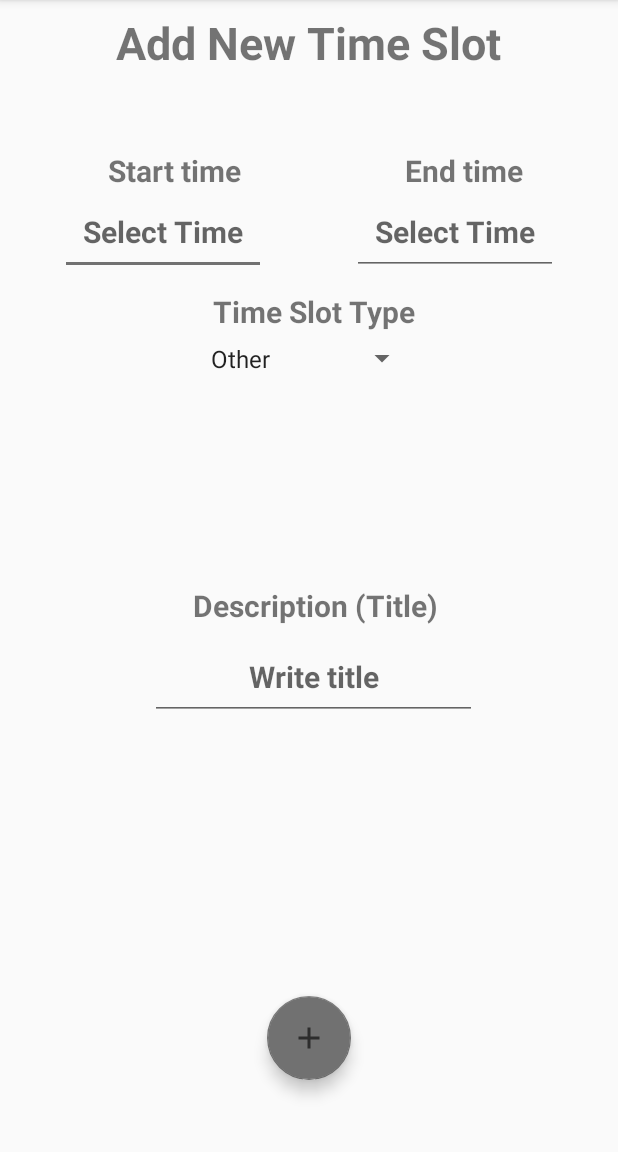
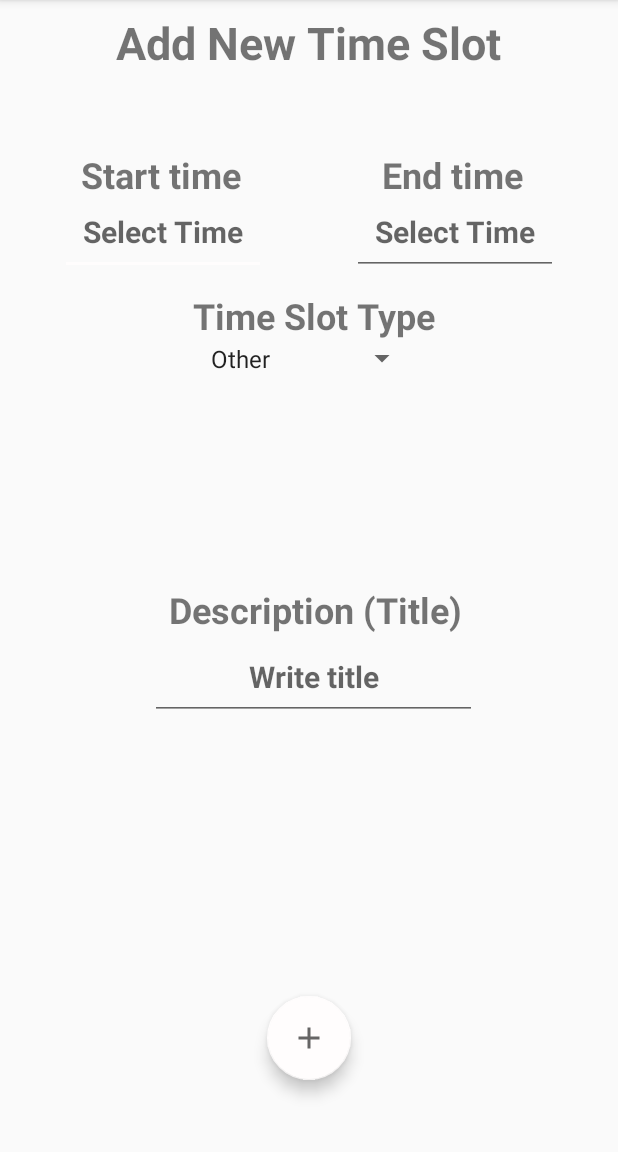
Before and after one commit to TomRoberts97/DayPlanner, an Android app: the screen it shows after launch (AddTimeSlotActivity), in the options menu, after a tap on "Add time slot", on a phone screen of 412 x 824 dp, the part 84-1236 px from its top. Run offline under Robolectric (Android 15) with nearby library versions, the phone set to English and light mode, and no system bars.

```diff
--- a/app/build.gradle
+++ b/app/build.gradle
@@ -29,6 +29,7 @@ dependencies {
     implementation 'androidx.recyclerview:recyclerview:1.1.0'
     implementation 'androidx.cardview:cardview:1.0.0'
     implementation 'com.google.android.material:material:1.2.0'
+    implementation 'com.google.code.gson:gson:2.8.6'
     testImplementation 'junit:junit:4.12'
     androidTestImplementation 'androidx.test.ext:junit:1.1.2'
     androidTestImplementation 'androidx.test.espresso:espresso-core:3.3.0'
--- a/app/src/main/java/com/tomrob/dayplanner/MainActivity.java
+++ b/app/src/main/java/com/tomrob/dayplanner/MainActivity.java
@@ -8,12 +8,17 @@ import androidx.recyclerview.widget.RecyclerView;
 
 import android.content.DialogInterface;
 import android.content.Intent;
+import android.content.SharedPreferences;
 import android.os.Bundle;
 import android.view.Menu;
 import android.view.MenuInflater;
 import android.view.MenuItem;
 import android.widget.Toast;
 
+import com.google.gson.Gson;
+import com.google.gson.reflect.TypeToken;
+
+import java.lang.reflect.Type;
 import java.sql.Time;
 import java.util.ArrayList;
 
@@ -62,10 +67,6 @@ public class MainActivity extends AppCompatActivity{
         }
          return false;
 
-
-            //insertItem();
-            //openDialog();
-            //return false;
     }
 
 
@@ -74,10 +75,9 @@ public class MainActivity extends AppCompatActivity{
     protected void onCreate(Bundle savedInstanceState) {
         super.onCreate(savedInstanceState);
         setContentView(R.layout.activity_main);
-        //mRecyclerView = findViewById(R.id.recyclerView);
-        //createTimeSlotList();
-        //insertItem("00:00","11:11");
-        //timeSlotList.add(new TimeSlot("10:00","12:00", "Work", "App Save implementation", "des body","03/09/2020"));
+
+        loadData();
+
         buildRecyclerView();
 
 
@@ -86,30 +86,14 @@ public class MainActivity extends AppCompatActivity{
     @Override
     protected void onResume() {
         super.onResume();
-        //Toast.makeText(getApplicationContext(), "onResume" , Toast.LENGTH_LONG).show();
-        //insertItem(new TimeSlot("13:99","14:99", "Work", "Chest workout", "des body","03/09/2020"));
 
-        //mAdapter = new CustomArrayAdapter(timeSlotList);
-       // buildRecyclerView();
-        //mAdapter.notifyDataSetChanged();
-        //mAdapter.updateReceiptsList(timeSlotList);
-        //updateData(timeSlotList);
     }
 
     public void createTimeSlotList(){
 
-     /*   timeSlotList.add(new TimeSlot("09:00","10:00", "Work", "App UI Design", "des body","03/09/2020"));
         timeSlotList.add(new TimeSlot("10:00","12:00", "Work", "App Save implementation", "des body","03/09/2020"));
         timeSlotList.add(new TimeSlot("13:00","14:00", "Work", "Chest workout", "des body","03/09/2020"));
 
-        timeSlotList.add(new TimeSlot("09:00","10:00", "Work", "App UI Design", "des body","03/09/2020"));
-        timeSlotList.add(new TimeSlot("10:00","12:00", "Work", "App Save implementation", "des body","03/09/2020"));
-        timeSlotList.add(new TimeSlot("13:00","14:00", "Work", "Chest workout", "des body","03/09/2020"));
-        timeSlotList.add(new TimeSlot("09:00","10:00", "Work", "App UI Design", "des body","03/09/2020"));*/
-        //timeSlotList = new ArrayList<>();
-        timeSlotList.add(new TimeSlot("10:00","12:00", "Work", "App Save implementation", "des body","03/09/2020"));
-        timeSlotList.add(new TimeSlot("13:00","14:00", "Work", "Chest workout", "des body","03/09/2020"));
-        //insertItem(new TimeSlot("13:09","14:99", "Work", "Chest workout", "des body","03/09/2020"));
     }
 
     public void buildRecyclerView(){
@@ -140,7 +124,7 @@ public class MainActivity extends AppCompatActivity{
                             @Override
                             public void onClick(DialogInterface dialogInterface, int i) {
                                 removeItem(position);
-
+                                saveData();
                             }
                         })
                         .setNegativeButton("No", null)
@@ -156,8 +140,8 @@ public class MainActivity extends AppCompatActivity{
         //mAdapter = new CustomArrayAdapter(timeSlotList);
 
         timeSlotList.add(timeSlot);
-        mAdapter.updateReceiptsList(timeSlotList);
-        //mAdapter.notifyDataSetChanged();
+        //mAdapter.updateReceiptsList(timeSlotList);
+        mAdapter.notifyDataSetChanged();
         //mAdapter.notifyItemInserted(timeSlotList.size() +1 );
 
     }
@@ -172,14 +156,7 @@ public class MainActivity extends AppCompatActivity{
         // could try to implement in time order inserting , so the time slots will be in order no matter what
     }
 
-    public static void insertItem(String startTime, String endTime, String timeSlotType, String desHeader,String date){
 
-        timeSlotList.add(new TimeSlot(startTime,endTime, timeSlotType, desHeader, "Please add more details",date));
-        mAdapter.notifyItemInserted(timeSlotList.size() +1 );
-
-        //mAdapter.notifyDataSetChanged();// without animation which i cant see anyway cos its at the bottom of the view
-        // could try to implement in time order inserting , so the time slots will be in order no matter what
-    }
 
     public void removeItem(int position){
         // both methods need an index/postion number
@@ -203,4 +180,29 @@ public class MainActivity extends AppCompatActivity{
     public void applyTexts(String startTime, String endTime) {
         insertItem(startTime, endTime);
     }*/
+
+    public void saveData(){
+        SharedPreferences sharedPreferences = getSharedPreferences("shared preferences", MODE_PRIVATE);
+        SharedPreferences.Editor editor = sharedPreferences.edit();
+        Gson gson = new Gson();
+        String json = gson.toJson(timeSlotList);
+        editor.putString("time slot list", json);
+        editor.apply();
+    }
+
+    public void loadData(){
+        SharedPreferences sharedPreferences = getSharedPreferences("shared preferences", MODE_PRIVATE);
+        Gson gson = new Gson();
+        String json = sharedPreferences.getString("time slot list", null);
+        Type type = new TypeToken<ArrayList<TimeSlot>>() {}.getType();
+        timeSlotList = gson.fromJson(json, type);
+
+        if(timeSlotList == null){
+            timeSlotList = new ArrayList<>();
+        }
+
+    }
+
+
+
 }
--- /dev/null
+++ b/app/src/main/res/drawable/ic_baseline_fitness_center_24.xml
@@ -0,0 +1,10 @@
+<vector xmlns:android="http://schemas.android.com/apk/res/android"
+    android:width="24dp"
+    android:height="24dp"
+    android:viewportWidth="24"
+    android:viewportHeight="24"
+    android:tint="?attr/colorControlNormal">
+  <path
+      android:fillColor="@android:color/white"
+      android:pathData="M20.57,14.86L22,13.43 20.57,12 17,15.57 8.43,7 12,3.43 10.57,2 9.14,3.43 7.71,2 5.57,4.14 4.14,2.71 2.71,4.14l1.43,1.43L2,7.71l1.43,1.43L2,10.57 3.43,12 7,8.43 15.57,17 12,20.57 13.43,22l1.43,-1.43L16.29,22l2.14,-2.14 1.43,1.43 1.43,-1.43 -1.43,-1.43L22,16.29z"/>
+</vector>
--- /dev/null
+++ b/app/src/main/res/drawable/ic_baseline_laptop_windows_24.xml
@@ -0,0 +1,10 @@
+<vector xmlns:android="http://schemas.android.com/apk/res/android"
+    android:width="24dp"
+    android:height="24dp"
+    android:viewportWidth="24"
+    android:viewportHeight="24"
+    android:tint="?attr/colorControlNormal">
+  <path
+      android:fillColor="@android:color/white"
+      android:pathData="M20,18v-1c1.1,0 1.99,-0.9 1.99,-2L22,5c0,-1.1 -0.9,-2 -2,-2H4c-1.1,0 -2,0.9 -2,2v10c0,1.1 0.9,2 2,2v1H0v2h24v-2h-4zM4,5h16v10H4V5z"/>
+</vector>
--- /dev/null
+++ b/app/src/main/res/drawable/ic_baseline_spa_24.xml
@@ -0,0 +1,13 @@
+<vector xmlns:android="http://schemas.android.com/apk/res/android"
+    android:width="24dp"
+    android:height="24dp"
+    android:viewportWidth="24"
+    android:viewportHeight="24"
+    android:tint="?attr/colorControlNormal">
+  <path
+      android:fillColor="@android:color/white"
+      android:pathData="M8.55,12c-1.07,-0.71 -2.25,-1.27 -3.53,-1.61 1.28,0.34 2.46,0.9 3.53,1.61zM18.98,10.39c-1.29,0.34 -2.49,0.91 -3.57,1.64 1.08,-0.73 2.28,-1.3 3.57,-1.64z"/>
+  <path
+      android:fillColor="@android:color/white"
+      android:pathData="M15.49,9.63c-0.18,-2.79 -1.31,-5.51 -3.43,-7.63 -2.14,2.14 -3.32,4.86 -3.55,7.63 1.28,0.68 2.46,1.56 3.49,2.63 1.03,-1.06 2.21,-1.94 3.49,-2.63zM8.99,12.28c-0.14,-0.1 -0.3,-0.19 -0.45,-0.29 0.15,0.11 0.31,0.19 0.45,0.29zM15.41,12.03c-0.13,0.09 -0.27,0.16 -0.4,0.26 0.13,-0.1 0.27,-0.17 0.4,-0.26zM12,15.45C9.85,12.17 6.18,10 2,10c0,5.32 3.36,9.82 8.03,11.49 0.63,0.23 1.29,0.4 1.97,0.51 0.68,-0.12 1.33,-0.29 1.97,-0.51C18.64,19.82 22,15.32 22,10c-4.18,0 -7.85,2.17 -10,5.45z"/>
+</vector>
--- a/app/src/main/res/layout/activity_add_time_slot.xml
+++ b/app/src/main/res/layout/activity_add_time_slot.xml
@@ -27,7 +27,7 @@
         android:layout_marginEnd="63dp"
         android:layout_marginTop="100dp"
         android:text="End time"
-        android:textSize="20sp"
+        android:textSize="24sp"
         android:textStyle="bold" />
 
     <TextView
@@ -40,7 +40,7 @@
         android:layout_marginEnd="251dp"
         android:layout_marginTop="100dp"
         android:text="Start time"
-        android:textSize="20sp"
+        android:textSize="24sp"
         android:textStyle="bold" />
 
     <EditText
@@ -80,10 +80,10 @@
         android:layout_alignParentTop="true"
 
         android:layout_centerHorizontal="true"
-        android:layout_marginEnd="135dp"
+        android:layout_marginEnd="122dp"
         android:layout_marginTop="194dp"
         android:text="Time Slot Type"
-        android:textSize="20sp"
+        android:textSize="24sp"
         android:textStyle="bold" />
 
     <Spinner
@@ -105,10 +105,10 @@
         android:layout_alignParentTop="true"
 
         android:layout_centerHorizontal="true"
-        android:layout_marginEnd="120dp"
+        android:layout_marginEnd="104dp"
         android:layout_marginTop="390dp"
         android:text="Description (Title)"
-        android:textSize="20sp"
+        android:textSize="24sp"
         android:textStyle="bold" />
 
     <EditText
@@ -135,6 +135,7 @@
         android:layout_centerHorizontal="true"
         android:layout_gravity="bottom|right"
         android:layout_marginBottom="48dp"
+
         app:srcCompat="@drawable/ic_baseline_add_24" />
 <!--        android:contentDescription="@string/fab_content_desc"-->
 <!--        app:srcCompat="@drawable/ic_plus_24" />-->
--- a/app/src/main/res/values/styles.xml
+++ b/app/src/main/res/values/styles.xml
@@ -4,7 +4,7 @@
         <!-- Customize your theme here. -->
         <item name="colorPrimary">#4571a6</item>
         <item name="colorPrimaryDark">#000000</item>
-        <item name="colorAccent">#717171</item>
+        <item name="colorAccent">#fffdfd</item>
     </style>
 
     <style name="FullScreenDialogTheme" parent="Theme.AppCompat.Light.DialogWhenLarge">
```
Also changed, not shown: app/src/main/java/com/tomrob/dayplanner/AddTimeSlotActivity.java (+13 -8 lines), app/src/main/java/com/tomrob/dayplanner/CustomArrayAdapter.java (+11 -1 lines).
